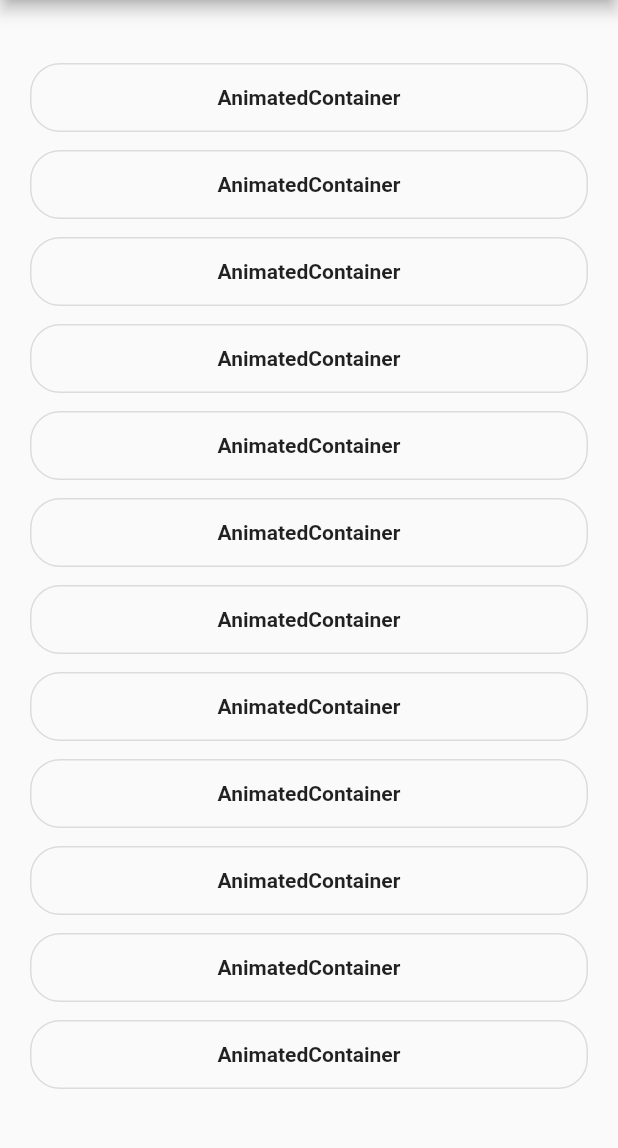
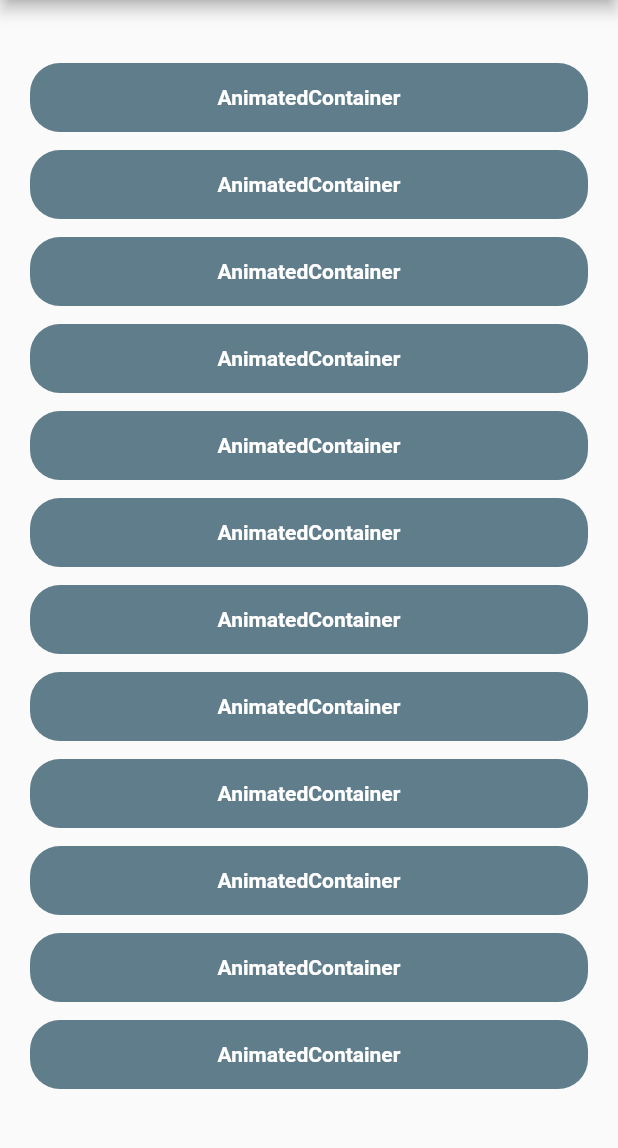
Before and after one commit to joshuadeguzman/flutter-implicitly-animated-widgets-demo, a Flutter app: the screen it shows after launch, on a phone screen of 412 x 824 dp, the part 84-1232 px from its top. Run offline on Flutter 3.47's test engine with Material 2 defaults, Android fonts, the phone set to English and light mode, and no system bars; statements that could not run were skipped.

Commit message:
Initial commit

```diff
--- a/lib/screens/dashboard_screen.dart
+++ b/lib/screens/dashboard_screen.dart
@@ -100,14 +100,12 @@ class DashboardScreenState extends State<DashboardScreen> {
     return Row(
       children: <Widget>[
         Expanded(
-          child: OutlineButton(
-            highlightElevation: 10,
+          child: FlatButton(
             shape: new RoundedRectangleBorder(
               borderRadius: new BorderRadius.circular(20.0),
             ),
-            color: Colors.blue,
-            highlightColor: Colors.blueAccent,
-            highlightedBorderColor: Colors.blueAccent,
+            color: Colors.blueGrey,
+            highlightColor: Colors.white54,
             onPressed: () => Navigator.push(
                   context,
                   MaterialPageRoute(
@@ -121,7 +119,11 @@ class DashboardScreenState extends State<DashboardScreen> {
                 child: Text(
                   title,
                   textAlign: TextAlign.start,
-                  style: TextStyle(fontSize: 14, fontWeight: FontWeight.bold),
+                  style: TextStyle(
+                    fontSize: 14,
+                    fontWeight: FontWeight.bold,
+                    color: Colors.white,
+                  ),
                 ),
               ),
             ),
```
